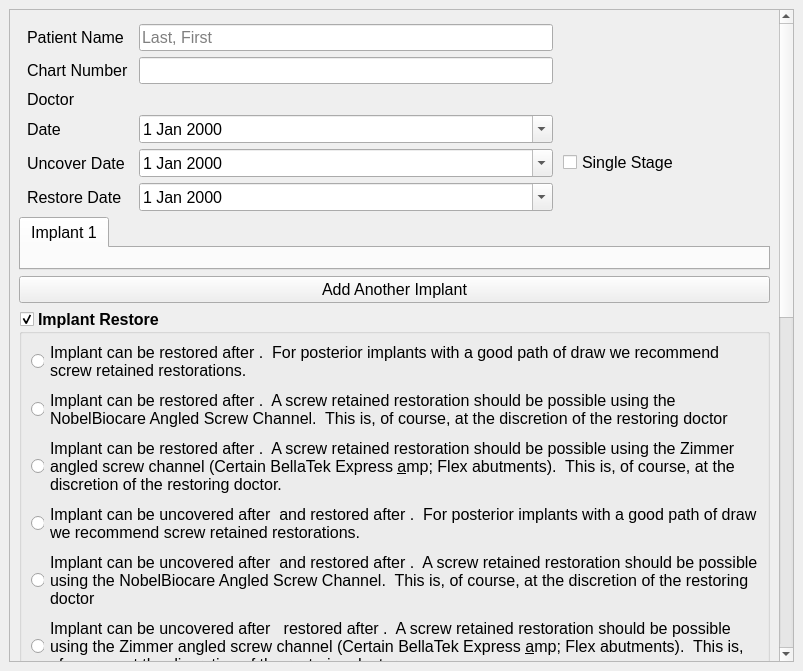
First picture: the form in application/ui/createImplant.ui, repository MichaelUtt/ImplantProject, before the edit.
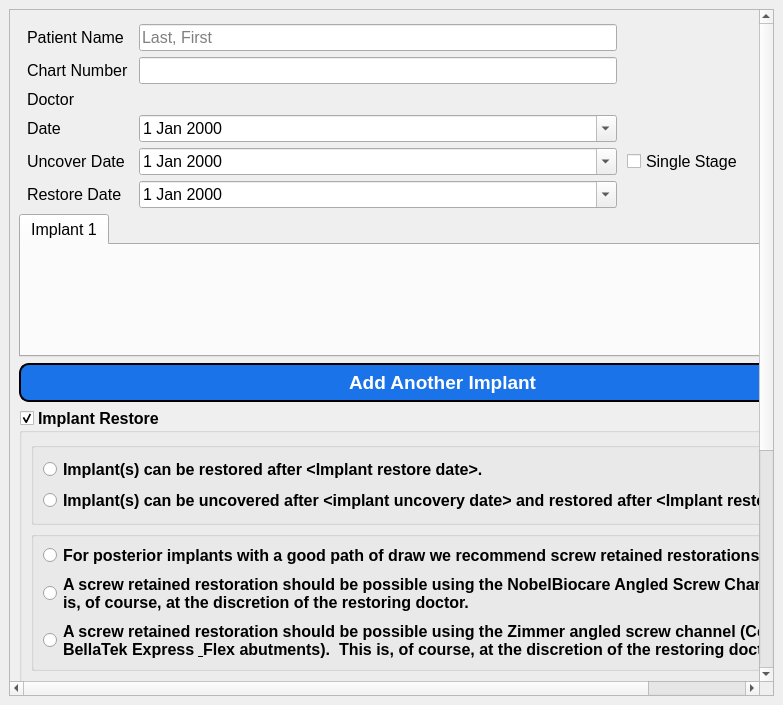
Second picture: the form after the edit.

Diff of the .ui file:
```diff
--- a/application/ui/createImplant.ui
+++ b/application/ui/createImplant.ui
@@ -6,8 +6,8 @@
    <rect>
     <x>0</x>
     <y>0</y>
-    <width>803</width>
-    <height>671</height>
+    <width>783</width>
+    <height>705</height>
    </rect>
   </property>
   <property name="sizePolicy">
@@ -20,7 +20,20 @@
    <string>MainWindow</string>
   </property>
   <property name="styleSheet">
-   <string notr="true"/>
+   <string notr="true">
+QPushButton {
+    background-color: rgb(26, 115, 232);
+	height: 1.5em;
+	
+	font: bold 14pt &quot;Arial&quot;;
+	color: white;
+    border-style: outset;
+    border-width: 2px;
+    border-radius: 10px;
+    border-color: black;
+    padding: 6px;
+}
+</string>
   </property>
   <widget class="QWidget" name="centralwidget">
    <property name="sizePolicy">
@@ -53,16 +66,16 @@
        <property name="geometry">
         <rect>
          <x>0</x>
-         <y>-150</y>
-         <width>766</width>
-         <height>1365</height>
+         <y>-377</y>
+         <width>823</width>
+         <height>1053</height>
         </rect>
        </property>
        <layout class="QGridLayout" name="gridLayout_3">
         <item row="4" column="0">
          <layout class="QGridLayout" name="bottomGrid">
           <item row="0" column="0">
-           <widget class="QGroupBox" name="anestheticBox">
+           <widget class="QGroupBox" name="anestheticGroupBox">
             <property name="font">
              <font>
               <pointsize>12</pointsize>
@@ -81,80 +94,13 @@
             </property>
             <layout class="QVBoxLayout" name="verticalLayout_11">
              <item>
-              <widget class="QRadioButton" name="radioButton_46">
-               <property name="font">
-                <font>
-                 <pointsize>12</pointsize>
-                 <weight>50</weight>
-                 <bold>false</bold>
-                </font>
-               </property>
-               <property name="text">
-                <string>2% Xylocaine (1:100,000 epi)</string>
-               </property>
-              </widget>
-             </item>
-             <item>
-              <widget class="QRadioButton" name="radioButton_54">
-               <property name="font">
-                <font>
-                 <pointsize>12</pointsize>
-                 <weight>50</weight>
-                 <bold>false</bold>
-                </font>
-               </property>
-               <property name="text">
-                <string>2% Xylocaine (1:50,000 epi)</string>
-               </property>
-              </widget>
-             </item>
-             <item>
-              <widget class="QRadioButton" name="radioButton_49">
-               <property name="font">
-                <font>
-                 <pointsize>12</pointsize>
-                 <weight>50</weight>
-                 <bold>false</bold>
-                </font>
-               </property>
-               <property name="text">
-                <string>3% Mepivicaine</string>
-               </property>
-              </widget>
-             </item>
-             <item>
-              <widget class="QRadioButton" name="radioButton_48">
-               <property name="font">
-                <font>
-                 <pointsize>12</pointsize>
-                 <weight>50</weight>
-                 <bold>false</bold>
-                </font>
-               </property>
-               <property name="text">
-                <string>2% Septicaine</string>
-               </property>
-              </widget>
-             </item>
-             <item>
-              <widget class="QRadioButton" name="radioButton_47">
-               <property name="font">
-                <font>
-                 <pointsize>12</pointsize>
-                 <weight>50</weight>
-                 <bold>false</bold>
-                </font>
-               </property>
-               <property name="text">
-                <string>2% Marcaine</string>
-               </property>
-              </widget>
+              <layout class="QVBoxLayout" name="anestheticBox"/>
              </item>
             </layout>
            </widget>
           </item>
           <item row="2" column="0">
-           <widget class="QGroupBox" name="prescriptionsBox">
+           <widget class="QGroupBox" name="prescriptionsGroupBox">
             <property name="font">
              <font>
               <pointsize>12</pointsize>
@@ -173,102 +119,7 @@
             </property>
             <layout class="QVBoxLayout" name="verticalLayout_12">
              <item>
-              <widget class="QCheckBox" name="checkBox_3">
-               <property name="font">
-                <font>
-                 <pointsize>12</pointsize>
-                 <weight>50</weight>
-                 <bold>false</bold>
-                </font>
-               </property>
-               <property name="text">
-                <string>Amoxicillin 500mg; 30 caps; Take 1 cap tid til gone</string>
-               </property>
-              </widget>
-             </item>
-             <item>
-              <widget class="QCheckBox" name="checkBox_9">
-               <property name="font">
-                <font>
-                 <pointsize>12</pointsize>
-                 <weight>50</weight>
-                 <bold>false</bold>
-                </font>
-               </property>
-               <property name="text">
-                <string>PenVK 500mg; 30 caps; Take 1 cap tid til gone</string>
-               </property>
-              </widget>
-             </item>
-             <item>
-              <widget class="QCheckBox" name="checkBox_8">
-               <property name="font">
-                <font>
-                 <pointsize>12</pointsize>
-                 <weight>50</weight>
-                 <bold>false</bold>
-                </font>
-               </property>
-               <property name="text">
-                <string>Cephelexin 500mg; 32 caps; Take 1 cap qid til gone</string>
-               </property>
-              </widget>
-             </item>
-             <item>
-              <widget class="QCheckBox" name="checkBox_7">
-               <property name="font">
-                <font>
-                 <pointsize>12</pointsize>
-                 <weight>50</weight>
-                 <bold>false</bold>
-                </font>
-               </property>
-               <property name="text">
-                <string>Clindamycin 300mg; 30 caps; Take 1 cap tid til gone</string>
-               </property>
-              </widget>
-             </item>
-             <item>
-              <widget class="QCheckBox" name="checkBox_6">
-               <property name="font">
-                <font>
-                 <pointsize>12</pointsize>
-                 <weight>50</weight>
-                 <bold>false</bold>
-                </font>
-               </property>
-               <property name="text">
-                <string>Ibuprofen 600mg; 24 tabs; Take 1 tab q6h</string>
-               </property>
-              </widget>
-             </item>
-             <item>
-              <widget class="QCheckBox" name="checkBox_5">
-               <property name="font">
-                <font>
-                 <pointsize>12</pointsize>
-                 <weight>50</weight>
-                 <bold>false</bold>
-                </font>
-               </property>
-               <property name="text">
-                <string>Norco-5; 24 tabs; Take 1 tab between doses of Ibuprofen prn pain</string>
-               </property>
-              </widget>
-             </item>
-             <item>
-              <widget class="QCheckBox" name="checkBox_4">
-               <property name="font">
-                <font>
-                 <pointsize>12</pointsize>
-                 <weight>50</weight>
-                 <bold>false</bold>
-                </font>
-               </property>
-               <property name="text">
-                <string>Norco-5; 24 tabs; Take 1 tab q4-6h prn pain</string>
-               </property>
-              </widget>
+              <layout class="QVBoxLayout" name="prescriptionsBox"/>
              </item>
             </layout>
            </widget>
@@ -358,7 +209,11 @@
            <widget class="QPushButton" name="addXray">
             <property name="font">
              <font>
-              <pointsize>12</pointsize>
+              <family>Arial</family>
+              <pointsize>14</pointsize>
+              <weight>75</weight>
+              <italic>false</italic>
+              <bold>true</bold>
              </font>
             </property>
             <property name="text">
@@ -565,31 +420,7 @@
          </layout>
         </item>
         <item row="5" column="0">
-         <layout class="QGridLayout" name="buttonGrid" rowstretch="0,0,0,0,0">
-          <item row="3" column="0">
-           <widget class="QPushButton" name="printSurgeryReport">
-            <property name="font">
-             <font>
-              <pointsize>12</pointsize>
-             </font>
-            </property>
-            <property name="text">
-             <string>Create Document and Update Excel</string>
-            </property>
-           </widget>
-          </item>
-          <item row="4" column="0">
-           <widget class="QPushButton" name="printChartNotesReport">
-            <property name="font">
-             <font>
-              <pointsize>12</pointsize>
-             </font>
-            </property>
-            <property name="text">
-             <string>Update Excel Chart</string>
-            </property>
-           </widget>
-          </item>
+         <layout class="QGridLayout" name="buttonGrid" rowstretch="0,0,0,0">
           <item row="2" column="0">
            <widget class="Line" name="line">
             <property name="font">
@@ -605,6 +436,22 @@
             </property>
            </widget>
           </item>
+          <item row="3" column="0">
+           <widget class="QPushButton" name="printSurgeryReport">
+            <property name="font">
+             <font>
+              <family>Arial</family>
+              <pointsize>14</pointsize>
+              <weight>75</weight>
+              <italic>false</italic>
+              <bold>true</bold>
+             </font>
+            </property>
+            <property name="text">
+             <string>Create Report</string>
+            </property>
+           </widget>
+          </item>
          </layout>
         </item>
         <item row="6" column="0">
@@ -642,239 +489,183 @@
             <property name="checked">
              <bool>true</bool>
             </property>
-            <layout class="QGridLayout" name="gridLayout_8">
-             <property name="horizontalSpacing">
-              <number>6</number>
-             </property>
-             <property name="verticalSpacing">
-              <number>11</number>
-             </property>
-             <item row="0" column="2">
-              <widget class="QLabel" name="restoreOpt1">
-               <property name="font">
-                <font>
-                 <pointsize>12</pointsize>
-                 <weight>50</weight>
-                 <bold>false</bold>
-                </font>
+            <layout class="QVBoxLayout" name="verticalLayout_2">
+             <item>
+              <widget class="QGroupBox" name="restoreTopBox">
+               <property name="sizePolicy">
+                <sizepolicy hsizetype="Preferred" vsizetype="Fixed">
+                 <horstretch>0</horstretch>
+                 <verstretch>0</verstretch>
+                </sizepolicy>
                </property>
-               <property name="text">
-                <string>Implant can be restored after &lt;Implant restore date&gt;.  For posterior implants with a good path of draw we recommend screw retained restorations.  </string>
-               </property>
-               <property name="wordWrap">
-                <bool>true</bool>
-               </property>
-               <property name="buddy">
-                <cstring>restoreBtn1</cstring>
-               </property>
-              </widget>
-             </item>
-             <item row="3" column="0">
-              <widget class="QRadioButton" name="restoreBtn4">
-               <property name="maximumSize">
-                <size>
-                 <width>13</width>
-                 <height>16777215</height>
-                </size>
-               </property>
                <property name="font">
                 <font>
                  <pointsize>12</pointsize>
                 </font>
                </property>
-               <property name="text">
+               <property name="title">
                 <string/>
                </property>
+               <layout class="QVBoxLayout" name="verticalLayout_3">
+                <item>
+                 <widget class="QRadioButton" name="restoreBtn1">
+                  <property name="font">
+                   <font>
+                    <pointsize>12</pointsize>
+                   </font>
+                  </property>
+                  <property name="styleSheet">
+                   <string notr="true">font: 12pt &quot;MS Shell Dlg 2&quot;;</string>
+                  </property>
+                  <property name="text">
+                   <string>Implant(s) can be restored after &lt;Implant restore date&gt;. </string>
+                  </property>
+                 </widget>
+                </item>
+                <item>
+                 <widget class="QRadioButton" name="restoreBtn2">
+                  <property name="font">
+                   <font>
+                    <pointsize>12</pointsize>
+                   </font>
+                  </property>
+                  <property name="styleSheet">
+                   <string notr="true">font: 12pt &quot;MS Shell Dlg 2&quot;;</string>
+                  </property>
+                  <property name="text">
+                   <string>Implant(s) can be uncovered after &lt;implant uncovery date&gt; and restored after &lt;Implant restore date&gt;. </string>
+                  </property>
+                 </widget>
+                </item>
+               </layout>
               </widget>
              </item>
-             <item row="2" column="2">
-              <widget class="QLabel" name="restoreOpt3">
-               <property name="font">
-                <font>
-                 <pointsize>12</pointsize>
-                 <weight>50</weight>
-                 <bold>false</bold>
-                </font>
+             <item>
+              <widget class="QGroupBox" name="restoreBotBox">
+               <property name="sizePolicy">
+                <sizepolicy hsizetype="Preferred" vsizetype="Fixed">
+                 <horstretch>0</horstretch>
+                 <verstretch>0</verstretch>
+                </sizepolicy>
                </property>
-               <property name="text">
-                <string>Implant can be restored after &lt;Implant restore date&gt;.  A screw retained restoration should be possible using the Zimmer angled screw channel (Certain BellaTek Express &amp; Flex abutments).  This is, of course, at the discretion of the restoring doctor.</string>
-               </property>
-               <property name="wordWrap">
-                <bool>true</bool>
-               </property>
-               <property name="buddy">
-                <cstring>restoreBtn3</cstring>
-               </property>
-              </widget>
-             </item>
-             <item row="5" column="0">
-              <widget class="QRadioButton" name="restoreBtn6">
-               <property name="maximumSize">
-                <size>
-                 <width>13</width>
-                 <height>16777215</height>
-                </size>
-               </property>
                <property name="font">
                 <font>
                  <pointsize>12</pointsize>
                 </font>
                </property>
-               <property name="text">
+               <property name="title">
                 <string/>
                </property>
-              </widget>
-             </item>
-             <item row="2" column="0">
-              <widget class="QRadioButton" name="restoreBtn3">
-               <property name="maximumSize">
-                <size>
-                 <width>13</width>
-                 <height>16777215</height>
-                </size>
-               </property>
-               <property name="font">
-                <font>
-                 <pointsize>12</pointsize>
-                </font>
-               </property>
-               <property name="text">
-                <string/>
-               </property>
-              </widget>
-             </item>
-             <item row="0" column="0">
-              <widget class="QRadioButton" name="restoreBtn1">
-               <property name="maximumSize">
-                <size>
-                 <width>13</width>
-                 <height>16777215</height>
-                </size>
-               </property>
-               <property name="font">
-                <font>
-                 <pointsize>12</pointsize>
-                </font>
-               </property>
-               <property name="text">
-                <string/>
-               </property>
-              </widget>
-             </item>
-             <item row="4" column="0">
-              <widget class="QRadioButton" name="restoreBtn5">
-               <property name="maximumSize">
-                <size>
-                 <width>13</width>
-                 <height>16777215</height>
-                </size>
-               </property>
-               <property name="font">
-                <font>
-                 <pointsize>12</pointsize>
-                </font>
-               </property>
-               <property name="text">
-                <string/>
-               </property>
-              </widget>
-             </item>
-             <item row="1" column="0">
-              <widget class="QRadioButton" name="restoreBtn2">
-               <property name="maximumSize">
-                <size>
-                 <width>13</width>
-                 <height>16777215</height>
-                </size>
-               </property>
-               <property name="font">
-                <font>
-                 <pointsize>12</pointsize>
-                </font>
-               </property>
-               <property name="text">
-                <string/>
-               </property>
-              </widget>
-             </item>
-             <item row="1" column="2">
-              <widget class="QLabel" name="restoreOpt2">
-               <property name="font">
-                <font>
-                 <pointsize>12</pointsize>
-                 <weight>50</weight>
-                 <bold>false</bold>
-                </font>
-               </property>
-               <property name="text">
-                <string>Implant can be restored after &lt;Implant restore date&gt;.  A screw retained restoration should be possible using the NobelBiocare Angled Screw Channel.  This is, of course, at the discretion of the restoring doctor</string>
-               </property>
-               <property name="wordWrap">
-                <bool>true</bool>
-               </property>
-               <property name="buddy">
-                <cstring>restoreBtn2</cstring>
-               </property>
-              </widget>
-             </item>
-             <item row="4" column="2">
-              <widget class="QLabel" name="restoreOpt5">
-               <property name="font">
-                <font>
-                 <pointsize>12</pointsize>
-                 <weight>50</weight>
-                 <bold>false</bold>
-                </font>
-               </property>
-               <property name="text">
-                <string>Implant can be uncovered after &lt;implant uncovery date&gt; and restored after &lt;Implant restore date&gt;.  A screw retained restoration should be possible using the NobelBiocare Angled Screw Channel.  This is, of course, at the discretion of the restoring doctor</string>
-               </property>
-               <property name="wordWrap">
-                <bool>true</bool>
-               </property>
-               <property name="buddy">
-                <cstring>restoreBtn5</cstring>
-               </property>
-              </widget>
-             </item>
-             <item row="3" column="2">
-              <widget class="QLabel" name="restoreOpt4">
-               <property name="font">
-                <font>
-                 <pointsize>12</pointsize>
-                 <weight>50</weight>
-                 <bold>false</bold>
-                </font>
-               </property>
-               <property name="text">
-                <string>Implant can be uncovered after &lt;implant uncovery date&gt; and restored after &lt;Implant restore date&gt;.  For posterior implants with a good path of draw we recommend screw retained restorations.  </string>
-               </property>
-               <property name="wordWrap">
-                <bool>true</bool>
-               </property>
-               <property name="buddy">
-                <cstring>restoreBtn4</cstring>
-               </property>
-              </widget>
-             </item>
-             <item row="5" column="2">
-              <widget class="QLabel" name="restoreOpt6">
-               <property name="font">
-                <font>
-                 <pointsize>12</pointsize>
-                 <weight>50</weight>
-                 <bold>false</bold>
-                </font>
-               </property>
-               <property name="text">
-                <string>Implant can be uncovered after &lt;implant uncovery date&gt;  restored after &lt;Implant restore date&gt;.  A screw retained restoration should be possible using the Zimmer angled screw channel (Certain BellaTek Express &amp; Flex abutments).  This is, of course, at the discretion of the restoring doctor.</string>
-               </property>
-               <property name="wordWrap">
-                <bool>true</bool>
-               </property>
-               <property name="buddy">
-                <cstring>restoreBtn6</cstring>
-               </property>
+               <layout class="QGridLayout" name="gridLayout">
+                <property name="verticalSpacing">
+                 <number>10</number>
+                </property>
+                <item row="0" column="0">
+                 <widget class="QRadioButton" name="restoreBtn3">
+                  <property name="text">
+                   <string/>
+                  </property>
+                 </widget>
+                </item>
+                <item row="1" column="0">
+                 <widget class="QRadioButton" name="restoreBtn4">
+                  <property name="text">
+                   <string/>
+                  </property>
+                 </widget>
+                </item>
+                <item row="2" column="0">
+                 <widget class="QRadioButton" name="restoreBtn5">
+                  <property name="text">
+                   <string/>
+                  </property>
+                 </widget>
+                </item>
+                <item row="2" column="1">
+                 <widget class="QLabel" name="restoreOpt5">
+                  <property name="sizePolicy">
+                   <sizepolicy hsizetype="Expanding" vsizetype="Fixed">
+                    <horstretch>0</horstretch>
+                    <verstretch>0</verstretch>
+                   </sizepolicy>
+                  </property>
+                  <property name="font">
+                   <font>
+                    <pointsize>12</pointsize>
+                   </font>
+                  </property>
+                  <property name="styleSheet">
+                   <string notr="true">font: 12pt &quot;MS Shell Dlg 2&quot;;</string>
+                  </property>
+                  <property name="text">
+                   <string>A screw retained restoration should be possible using the Zimmer angled screw channel (Certain BellaTek Express &amp; Flex abutments).  This is, of course, at the discretion of the restoring doctor. </string>
+                  </property>
+                  <property name="wordWrap">
+                   <bool>true</bool>
+                  </property>
+                  <property name="buddy">
+                   <cstring>restoreBtn5</cstring>
+                  </property>
+                 </widget>
+                </item>
+                <item row="1" column="1">
+                 <widget class="QLabel" name="restoreOpt4">
+                  <property name="sizePolicy">
+                   <sizepolicy hsizetype="Expanding" vsizetype="Fixed">
+                    <horstretch>0</horstretch>
+                    <verstretch>0</verstretch>
+                   </sizepolicy>
+                  </property>
+                  <property name="font">
+                   <font>
+                    <pointsize>12</pointsize>
+                   </font>
+                  </property>
+                  <property name="styleSheet">
+                   <string notr="true">font: 12pt &quot;MS Shell Dlg 2&quot;;</string>
+                  </property>
+                  <property name="text">
+                   <string>A screw retained restoration should be possible using the NobelBiocare Angled Screw Channel.  This is, of course, at the discretion of the restoring doctor. </string>
+                  </property>
+                  <property name="textFormat">
+                   <enum>Qt::PlainText</enum>
+                  </property>
+                  <property name="wordWrap">
+                   <bool>true</bool>
+                  </property>
+                  <property name="buddy">
+                   <cstring>restoreBtn4</cstring>
+                  </property>
+                 </widget>
+                </item>
+                <item row="0" column="1">
+                 <widget class="QLabel" name="restoreOpt3">
+                  <property name="sizePolicy">
+                   <sizepolicy hsizetype="Expanding" vsizetype="Fixed">
+                    <horstretch>0</horstretch>
+                    <verstretch>0</verstretch>
+                   </sizepolicy>
+                  </property>
+                  <property name="font">
+                   <font>
+                    <pointsize>12</pointsize>
+                   </font>
+                  </property>
+                  <property name="styleSheet">
+                   <string notr="true">font: 12pt &quot;MS Shell Dlg 2&quot;;</string>
+                  </property>
+                  <property name="text">
+                   <string>For posterior implants with a good path of draw we recommend screw retained restorations.  </string>
+                  </property>
+                  <property name="wordWrap">
+                   <bool>true</bool>
+                  </property>
+                  <property name="buddy">
+                   <cstring>restoreBtn3</cstring>
+                  </property>
+                 </widget>
+                </item>
+               </layout>
               </widget>
              </item>
             </layout>
@@ -918,7 +709,11 @@
          <widget class="QPushButton" name="addImplantYes">
           <property name="font">
            <font>
-            <pointsize>12</pointsize>
+            <family>Arial</family>
+            <pointsize>14</pointsize>
+            <weight>75</weight>
+            <italic>false</italic>
+            <bold>true</bold>
            </font>
           </property>
           <property name="text">
```
